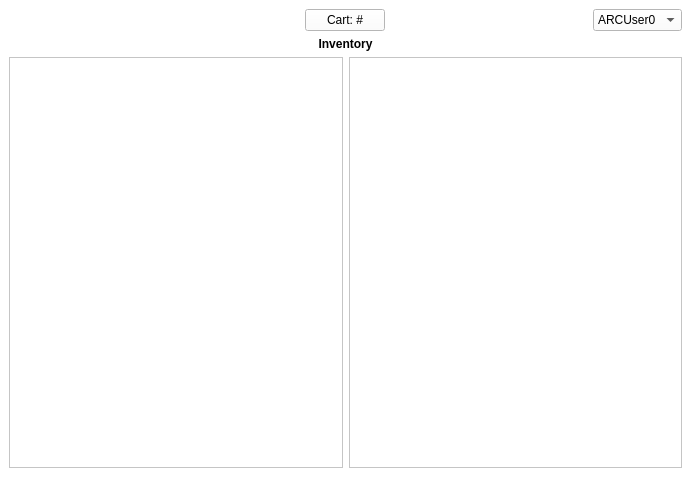
Qt form inventory.ui (arc-bphc/sims-gui) before a commit.
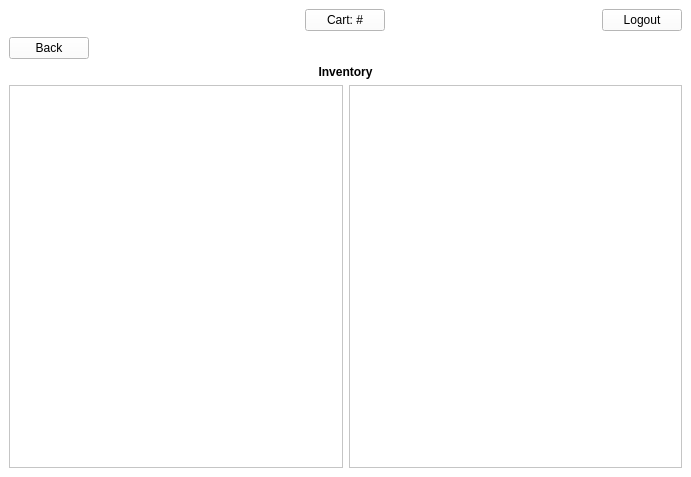
The same form after that commit. Icons and pictures are not drawn.

Commit message: Added logout and back button to some forms

```diff
--- a/inventory.ui
+++ b/inventory.ui
@@ -21,25 +21,6 @@
    <layout class="QGridLayout" name="gridLayout_2">
     <item row="0" column="0">
      <layout class="QGridLayout" name="gridLayout">
-      <item row="2" column="2" colspan="2">
-       <widget class="QListView" name="listView"/>
-      </item>
-      <item row="0" column="1" colspan="2" alignment="Qt::AlignHCenter">
-       <widget class="QPushButton" name="cartButton">
-        <property name="sizePolicy">
-         <sizepolicy hsizetype="Fixed" vsizetype="Fixed">
-          <horstretch>0</horstretch>
-          <verstretch>0</verstretch>
-         </sizepolicy>
-        </property>
-        <property name="text">
-         <string>Cart: #</string>
-        </property>
-       </widget>
-      </item>
-      <item row="2" column="0" colspan="2">
-       <widget class="QTreeView" name="treeView"/>
-      </item>
       <item row="0" column="0" alignment="Qt::AlignLeft|Qt::AlignTop">
        <widget class="QLabel" name="label_5">
         <property name="sizePolicy">
@@ -65,28 +46,53 @@
         </property>
        </widget>
       </item>
-      <item row="0" column="3" alignment="Qt::AlignRight">
-       <widget class="QComboBox" name="comboBox">
-        <property name="maximumSize">
-         <size>
-          <width>300</width>
-          <height>16777215</height>
-         </size>
+      <item row="3" column="2" colspan="2">
+       <widget class="QListView" name="listView"/>
+      </item>
+      <item row="3" column="0" colspan="2">
+       <widget class="QTreeView" name="treeView"/>
+      </item>
+      <item row="0" column="1" colspan="2" alignment="Qt::AlignHCenter">
+       <widget class="QPushButton" name="cartButton">
+        <property name="sizePolicy">
+         <sizepolicy hsizetype="Fixed" vsizetype="Fixed">
+          <horstretch>0</horstretch>
+          <verstretch>0</verstretch>
+         </sizepolicy>
         </property>
-        <item>
-         <property name="text">
-          <string>ARCUser0</string>
-         </property>
-        </item>
+        <property name="text">
+         <string>Cart: #</string>
+        </property>
        </widget>
       </item>
-      <item row="1" column="0" colspan="4">
+      <item row="2" column="0" colspan="4">
        <widget class="QLabel" name="label_2">
         <property name="text">
          <string>&lt;html&gt;&lt;head/&gt;&lt;body&gt;&lt;p align=&quot;center&quot;&gt;&lt;span style=&quot; font-weight:600;&quot;&gt;Inventory&lt;/span&gt;&lt;/p&gt;&lt;/body&gt;&lt;/html&gt;</string>
         </property>
        </widget>
       </item>
+      <item row="0" column="3" alignment="Qt::AlignRight|Qt::AlignTop">
+       <widget class="QPushButton" name="pushButton">
+        <property name="text">
+         <string>Logout</string>
+        </property>
+        <property name="icon">
+         <iconset theme="system-shutdown"/>
+        </property>
+       </widget>
+      </item>
+      <item row="1" column="0" alignment="Qt::AlignLeft|Qt::AlignTop">
+       <widget class="QPushButton" name="pushButton_2">
+        <property name="text">
+         <string>Back</string>
+        </property>
+        <property name="icon">
+         <iconset>
+          <normaloff>ChevronLeft-128.png</normaloff>ChevronLeft-128.png</iconset>
+        </property>
+       </widget>
+      </item>
      </layout>
     </item>
    </layout>
```
Left out of the diff: 4 changed lines with no effect on the pictures. The commit also changes 8 other files.
